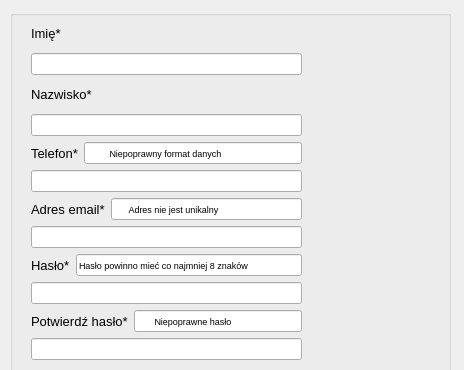
The window that newclientaccountform.ui (rstrzelczyk/multikina) describes before a commit, drawn with Qt 5; both pictures show x 0 to 464 and y 0 to 370 of the 464 by 681 pixel window.
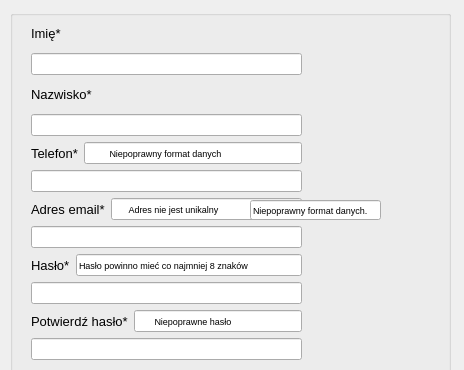
The same window after the commit.

Diff of the .ui file:
```diff
--- a/newclientaccountform.ui
+++ b/newclientaccountform.ui
@@ -326,6 +326,27 @@
       </item>
      </layout>
     </widget>
+    <widget class="QLineEdit" name="lineEdit_validemail_format">
+     <property name="geometry">
+      <rect>
+       <x>240</x>
+       <y>190</y>
+       <width>131</width>
+       <height>20</height>
+      </rect>
+     </property>
+     <property name="font">
+      <font>
+       <pointsize>7</pointsize>
+      </font>
+     </property>
+     <property name="text">
+      <string>Niepoprawny format danych.</string>
+     </property>
+     <property name="readOnly">
+      <bool>true</bool>
+     </property>
+    </widget>
    </widget>
   </widget>
   <widget class="QMenuBar" name="menubar">
```
